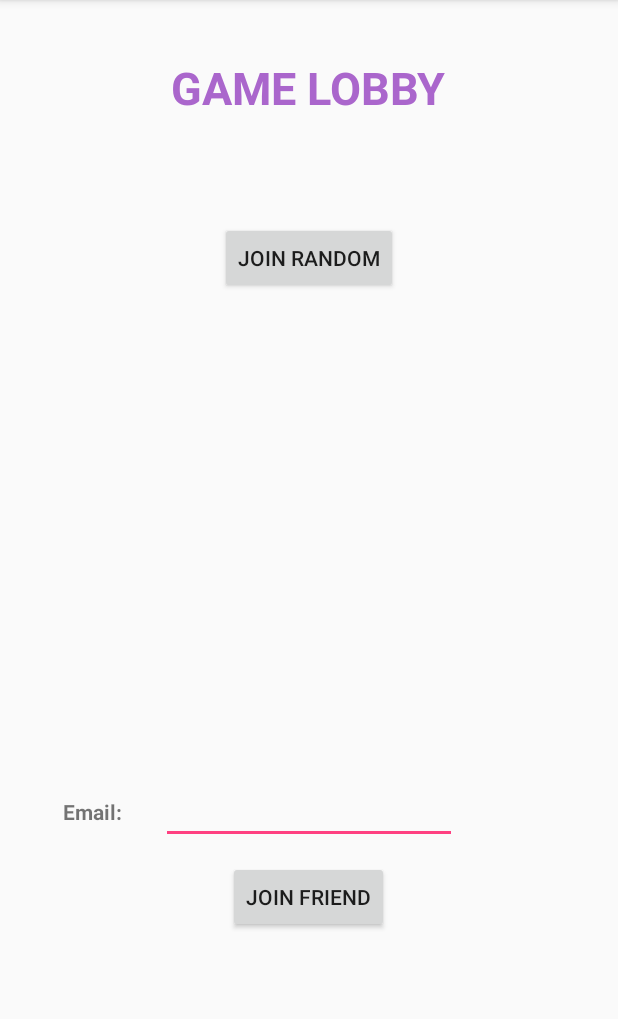
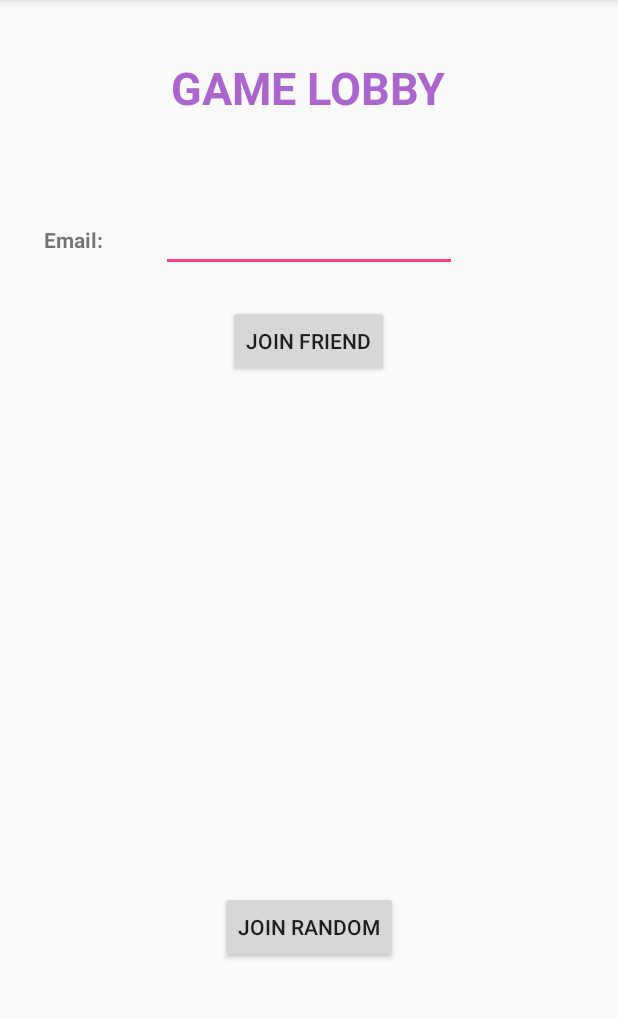
Before and after one commit to apj11c/MobileLiveRacing, an Android app: the screen it shows after launch (MainActivity), on a phone screen of 412 x 824 dp, the part 84-1103 px from its top. Run offline under Robolectric (Android 15) with nearby library versions, the phone set to English and light mode, and no system bars; our stand-ins replace Firebase (no records; nobody signed in at launch, a user with empty details on screens opened directly); libraries missing offline, so code that uses them is left out: com.firebase.ui; 2 statements that could not run were skipped.

Commit message:
Game Lobby UI Update

```diff
--- a/app/src/main/res/layout/fragment_find_friend.xml
+++ b/app/src/main/res/layout/fragment_find_friend.xml
@@ -11,9 +11,9 @@
         android:id="@+id/buttonReady"
         android:layout_width="wrap_content"
         android:layout_height="wrap_content"
-        android:layout_alignParentTop="true"
+        android:layout_alignParentBottom="true"
         android:layout_centerHorizontal="true"
-        android:layout_marginTop="148dp"
+        android:layout_marginBottom="126dp"
         android:text="Join Random" />
 
     <EditText
@@ -30,20 +30,19 @@
         android:id="@+id/buttonJoin"
         android:layout_width="wrap_content"
         android:layout_height="wrap_content"
-        android:layout_alignParentBottom="true"
+        android:layout_alignParentTop="true"
         android:layout_centerHorizontal="true"
-        android:layout_marginBottom="146dp"
-        android:onClick="onClickListener"
+        android:layout_marginTop="203dp"
         android:text="Join Friend" />
 
     <TextView
         android:id="@+id/textView6"
         android:layout_width="wrap_content"
         android:layout_height="wrap_content"
-        android:layout_alignParentBottom="true"
         android:layout_alignParentStart="true"
-        android:layout_marginBottom="217dp"
-        android:layout_marginStart="42dp"
+        android:layout_alignParentTop="true"
+        android:layout_marginStart="29dp"
+        android:layout_marginTop="150dp"
         android:text="Email: "
         android:textStyle="bold" />
 
```
